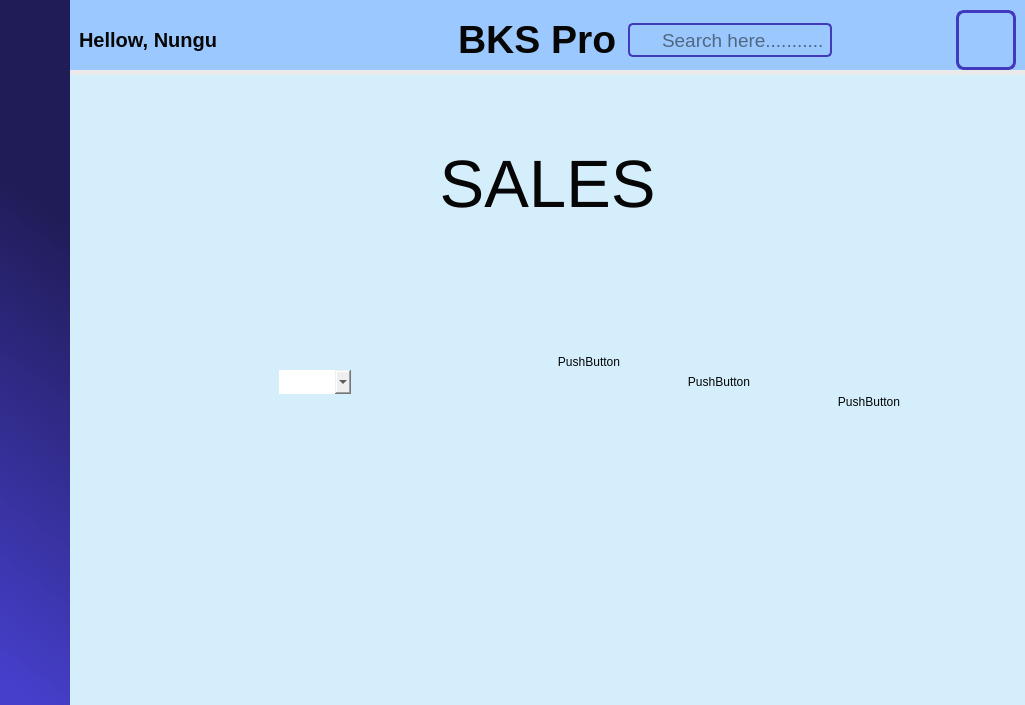
This is mainwindow.ui in Nicholauswarobi/Business-Keeper-Software as Qt 5 draws it before an edit. The edited form follows.
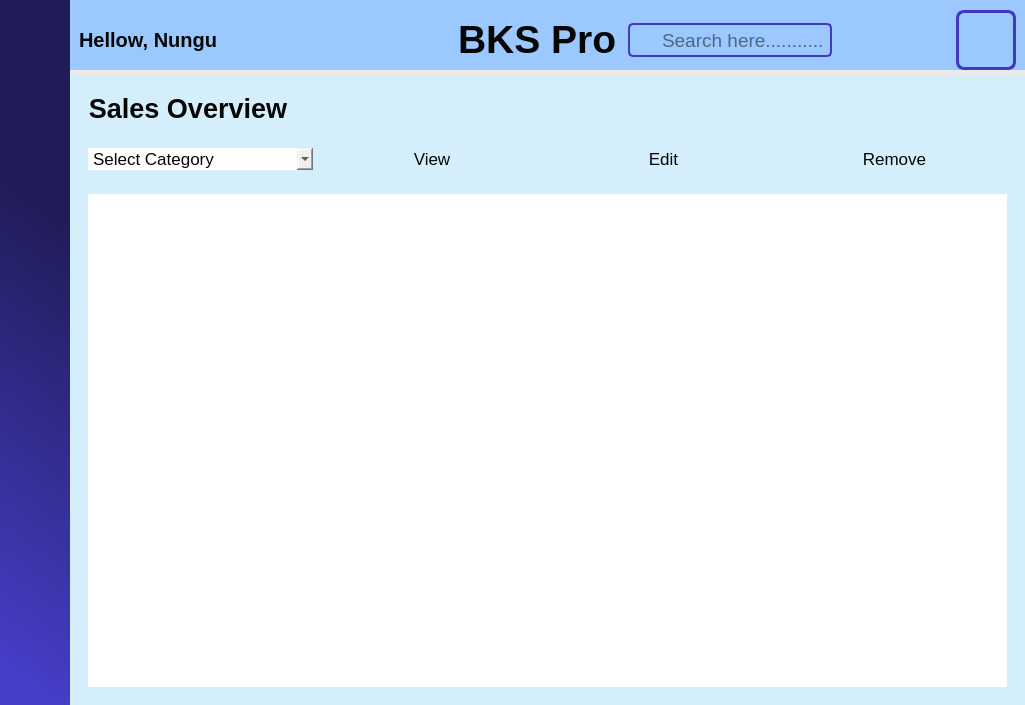
This is the edited form. The open tabs and pages were chosen to show the change. Icons and pictures are not drawn.

```diff
--- a/mainwindow.ui
+++ b/mainwindow.ui
@@ -2279,18 +2279,19 @@
             </widget>
             <widget class="QWidget" name="Sales_page">
              <layout class="QVBoxLayout" name="verticalLayout_19">
-              <item>
+              <item alignment="Qt::AlignmentFlag::AlignTop">
                <widget class="QWidget" name="widget_2" native="true">
                 <layout class="QHBoxLayout" name="horizontalLayout_20">
-                 <item>
+                 <item alignment="Qt::AlignmentFlag::AlignLeft">
                   <widget class="QLabel" name="label_34">
                    <property name="font">
                     <font>
-                     <pointsize>50</pointsize>
+                     <pointsize>20</pointsize>
+                     <bold>true</bold>
                     </font>
                    </property>
                    <property name="text">
-                    <string>SALES</string>
+                    <string>Sales Overview</string>
                    </property>
                    <property name="alignment">
                     <set>Qt::AlignmentFlag::AlignCenter</set>
@@ -2302,59 +2303,125 @@
               </item>
               <item>
                <widget class="QWidget" name="widget_4" native="true">
-                <widget class="QPushButton" name="pushButton">
-                 <property name="geometry">
-                  <rect>
-                   <x>470</x>
-                   <y>60</y>
-                   <width>80</width>
-                   <height>24</height>
-                  </rect>
-                 </property>
-                 <property name="text">
-                  <string>PushButton</string>
-                 </property>
-                </widget>
-                <widget class="QComboBox" name="comboBox">
-                 <property name="geometry">
-                  <rect>
-                   <x>200</x>
-                   <y>80</y>
-                   <width>72</width>
-                   <height>24</height>
-                  </rect>
-                 </property>
-                </widget>
-                <widget class="QPushButton" name="pushButton_2">
-                 <property name="geometry">
-                  <rect>
-                   <x>600</x>
-                   <y>80</y>
-                   <width>80</width>
-                   <height>24</height>
-                  </rect>
-                 </property>
-                 <property name="text">
-                  <string>PushButton</string>
-                 </property>
-                </widget>
-                <widget class="QPushButton" name="pushButton_3">
-                 <property name="geometry">
-                  <rect>
-                   <x>750</x>
-                   <y>100</y>
-                   <width>80</width>
-                   <height>24</height>
-                  </rect>
-                 </property>
-                 <property name="text">
-                  <string>PushButton</string>
-                 </property>
-                </widget>
+                <layout class="QHBoxLayout" name="horizontalLayout_27">
+                 <item>
+                  <widget class="QComboBox" name="comboBox">
+                   <property name="font">
+                    <font>
+                     <pointsize>13</pointsize>
+                    </font>
+                   </property>
+                   <item>
+                    <property name="text">
+                     <string>Select Category</string>
+                    </property>
+                   </item>
+                  </widget>
+                 </item>
+                 <item>
+                  <widget class="QPushButton" name="pushButton">
+                   <property name="font">
+                    <font>
+                     <pointsize>13</pointsize>
+                    </font>
+                   </property>
+                   <property name="text">
+                    <string>View</string>
+                   </property>
+                   <property name="icon">
+                    <iconset resource="Icons_Resources.qrc">
+                     <normaloff>:/Blue/Icons/BlueIcons/eye.svg</normaloff>
+                     <normalon>:/Dark/Icons/DarkIcons/eye.svg</normalon>:/Blue/Icons/BlueIcons/eye.svg</iconset>
+                   </property>
+                   <property name="iconSize">
+                    <size>
+                     <width>30</width>
+                     <height>30</height>
+                    </size>
+                   </property>
+                   <property name="checkable">
+                    <bool>true</bool>
+                   </property>
+                   <property name="autoExclusive">
+                    <bool>true</bool>
+                   </property>
+                  </widget>
+                 </item>
+                 <item>
+                  <widget class="QPushButton" name="pushButton_2">
+                   <property name="font">
+                    <font>
+                     <pointsize>13</pointsize>
+                    </font>
+                   </property>
+                   <property name="text">
+                    <string>Edit</string>
+                   </property>
+                   <property name="icon">
+                    <iconset resource="Icons_Resources.qrc">
+                     <normaloff>:/Blue/Icons/BlueIcons/edit.svg</normaloff>
+                     <normalon>:/Dark/Icons/DarkIcons/edit.svg</normalon>:/Blue/Icons/BlueIcons/edit.svg</iconset>
+                   </property>
+                   <property name="iconSize">
+                    <size>
+                     <width>30</width>
+                     <height>30</height>
+                    </size>
+                   </property>
+                   <property name="checkable">
+                    <bool>true</bool>
+                   </property>
+                   <property name="autoExclusive">
+                    <bool>true</bool>
+                   </property>
+                  </widget>
+                 </item>
+                 <item>
+                  <widget class="QPushButton" name="pushButton_3">
+                   <property name="font">
+                    <font>
+                     <pointsize>13</pointsize>
+                    </font>
+                   </property>
+                   <property name="text">
+                    <string>Remove</string>
+                   </property>
+                   <property name="icon">
+                    <iconset resource="Icons_Resources.qrc">
+                     <normaloff>:/Blue/Icons/BlueIcons/trash-2.svg</normaloff>
+                     <normalon>:/Dark/Icons/DarkIcons/trash-2.svg</normalon>:/Blue/Icons/BlueIcons/trash-2.svg</iconset>
+                   </property>
+                   <property name="iconSize">
+                    <size>
+                     <width>30</width>
+                     <height>30</height>
+                    </size>
+                   </property>
+                   <property name="checkable">
+                    <bool>true</bool>
+                   </property>
+                   <property name="autoExclusive">
+                    <bool>true</bool>
+                   </property>
+                  </widget>
+                 </item>
+                </layout>
                </widget>
               </item>
               <item>
-               <widget class="QWidget" name="widget_5" native="true"/>
+               <widget class="QWidget" name="widget_5" native="true">
+                <property name="sizePolicy">
+                 <sizepolicy hsizetype="Preferred" vsizetype="Expanding">
+                  <horstretch>0</horstretch>
+                  <verstretch>0</verstretch>
+                 </sizepolicy>
+                </property>
+                <layout class="QVBoxLayout" name="verticalLayout_20">
+                 <item>
+                  <widget class="QTableView" name="tableView"/>
+                 </item>
+                </layout>
+               </widget>
               </item>
              </layout>
             </widget>
```
